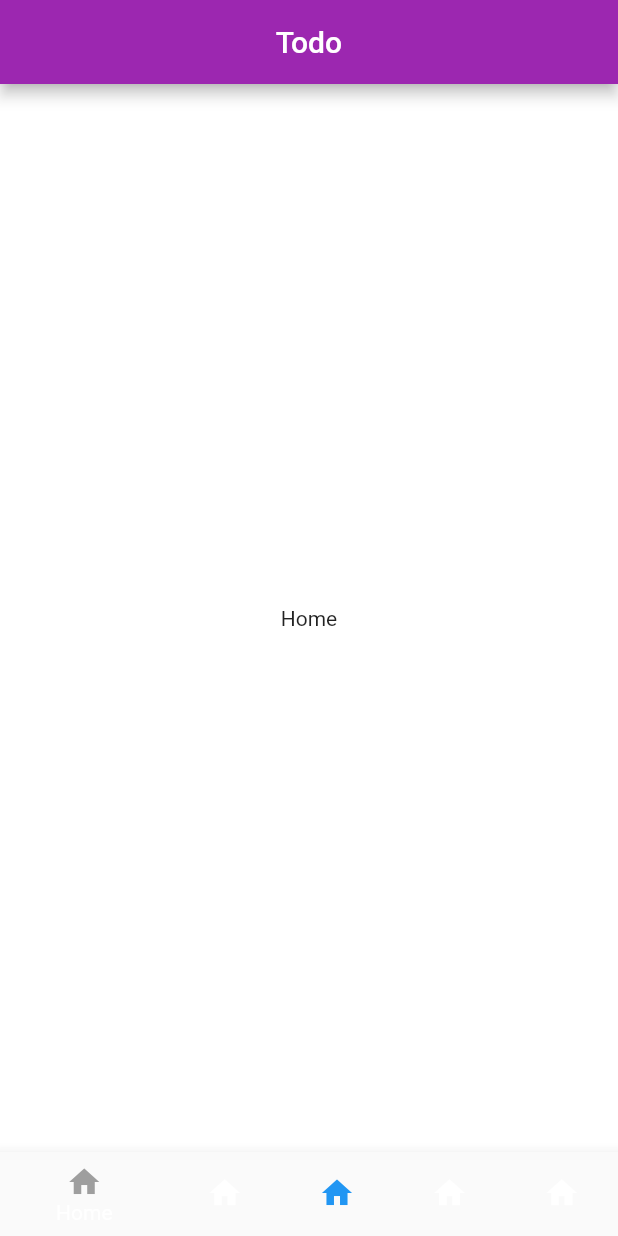
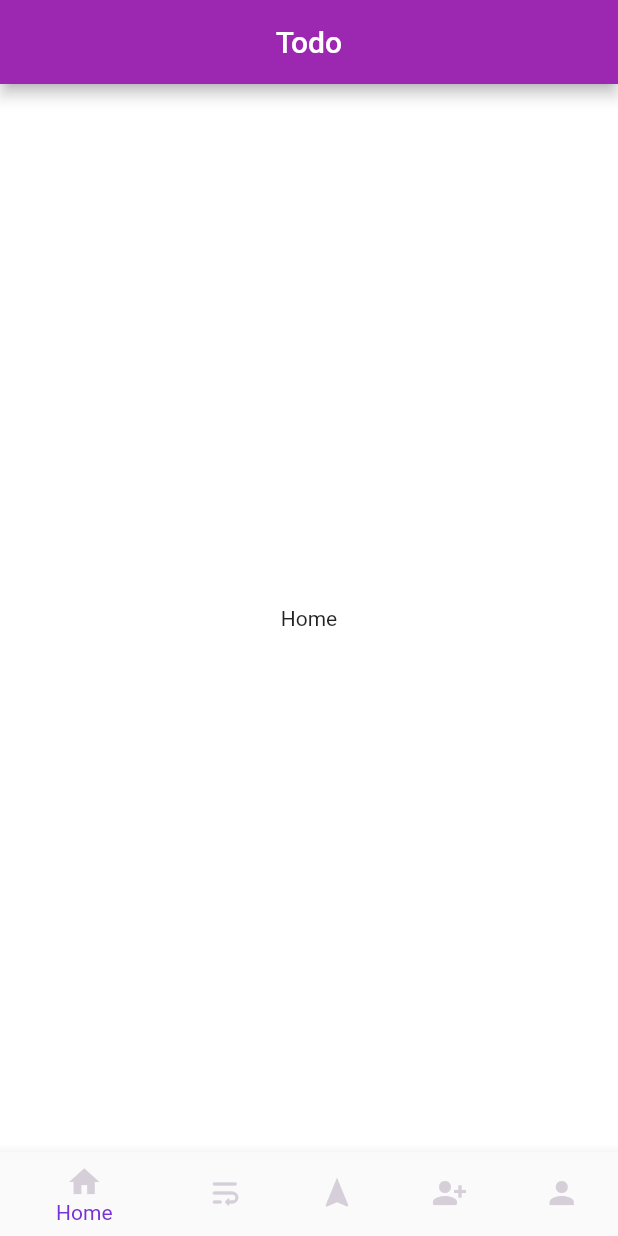
Before and after one commit to soNofNos/tudo_flutter, a Flutter app: the screen it shows after launch, on a phone screen of 412 x 824 dp. Run offline on Flutter 3.47's test engine with Material 2 defaults, Android fonts, the phone set to English and light mode, and no system bars.

Commit message:
Tudo App Presentation(Flutter)...updated

```diff
--- a/lib/main_screen/home_page.dart
+++ b/lib/main_screen/home_page.dart
@@ -97,8 +97,8 @@ class HomePage extends StatefulWidget {
 // }
 
 class _HomePageState extends State<HomePage> {
-  int _selectedIndex = 0;
-  List<int> _history = [0];
+  // int _selectedIndex = 0;
+  // List<int> _history = [0];
   int _currentIndex = 0;
   @override
   Widget build(BuildContext context) {
@@ -111,29 +111,39 @@ class _HomePageState extends State<HomePage> {
       body: const Center(
         child: Text("Home"),
       ),
-        bottomNavigationBar: BottomNavigationBar(items: const [
+      bottomNavigationBar: BottomNavigationBar(
+          currentIndex: _currentIndex,
+          backgroundColor: Colors.white,
+          selectedItemColor: const Color.fromARGB(255,120,51,213),
+          onTap: (index) {
+            setState(() {
+              _currentIndex = index;
+            });
+          },
+          items: const [
             BottomNavigationBarItem(
                 label: "Home",
                 icon: Icon((Icons.home),
-                  semanticLabel: 'Home', color: Colors.grey)),
+                    color: Color.fromARGB(255, 214, 207, 218))),
             BottomNavigationBarItem(
                 label: "My Goals",
-              icon: Icon((Icons.home),
-                  semanticLabel: 'Home', color: Colors.white)),
+                backgroundColor: Colors.amber,
+                icon: Icon((Icons.wrap_text_rounded),
+                    color: Color.fromARGB(255, 214, 207, 218))),
             BottomNavigationBarItem(
                 label: "Explore",
-              icon: Icon((Icons.home),
-                  semanticLabel: 'Home', color: Colors.blue)),
+                backgroundColor: Colors.green,
+                icon: Icon((Icons.navigation),
+                    color: Color.fromARGB(255, 214, 207, 218))),
             BottomNavigationBarItem(
                 label: "Invite",
-              icon: Icon((Icons.home),
-                  semanticLabel: 'Home', color: Colors.white)),
+                icon: Icon((Icons.person_add_alt_1_rounded),
+                    color: Color.fromARGB(255, 214, 207, 218))),
             BottomNavigationBarItem(
                 label: "Account",
-              icon: Icon((Icons.home),
-                  semanticLabel: 'Home', color: Colors.white))
-        ]
-        ),
+                icon: Icon((Icons.person),
+                    color: Color.fromARGB(255, 214, 207, 218)))
+          ]),
     );
   }
 }
```
Lines whose indentation alone changed are shown as unchanged.
